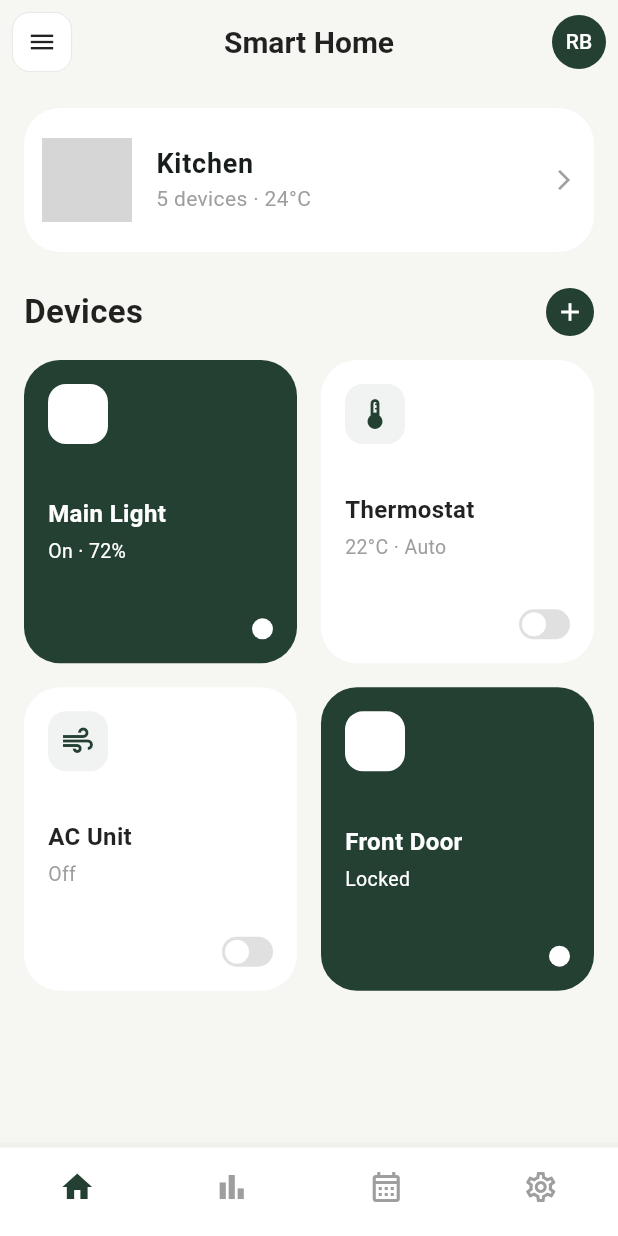
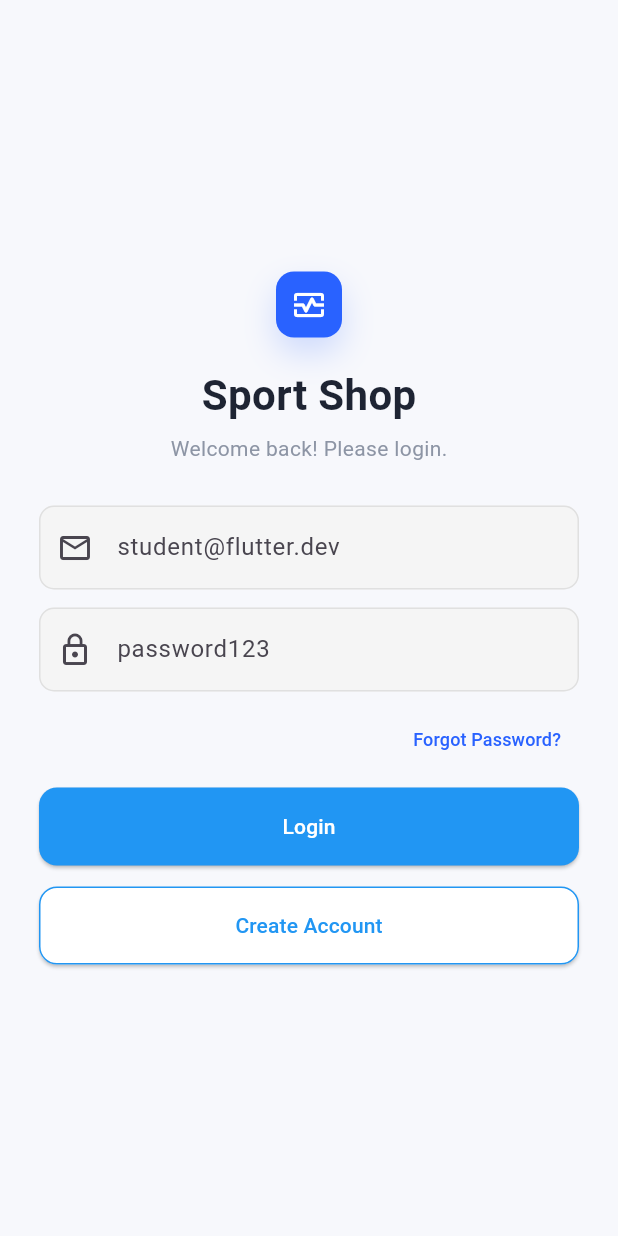
Before and after one commit to mostafaelwazzany/flutter-task-5-Nti, a Flutter app: the screen it shows after launch, on a phone screen of 412 x 824 dp. Run offline on Flutter 3.47's test engine with Material 3 defaults, Android fonts, the phone set to English and light mode, and no system bars; grey boxes are pictures that could not be loaded.

Commit message:
login page

```diff
--- /dev/null
+++ b/lib/constants/app_colors.dart
@@ -0,0 +1,15 @@
+import 'package:flutter/material.dart';
+
+class AppColors {
+  static const Color primaryBlue = Color(0xFF2962FF);
+  static const Color blueLight = Color(0xFFEAF0FF);
+  static const Color background = Color(0xFFF7F8FC);
+  static const Color textPrimary = Color(0xFF1E2433);
+  static const Color textMuted = Color(0xFF8D95A5);
+  static const Color cardBackground = Colors.white;
+  static const Color lightSurface = Color(0xFFF2F4F8);
+  static const Color border = Color(0xFFE5E8F0);
+  static const Color orange = Color(0xFFFF7A1A);
+
+  const AppColors._();
+}
--- a/lib/main.dart
+++ b/lib/main.dart
@@ -1,9 +1,6 @@
 import 'package:flutter/material.dart';
-import 'package:flutter_application_1/core/theme/app_theme.dart';
-import 'package:flutter_application_1/features/auth/presentation/screens/sign_in_screen.dart';
-import 'package:flutter_application_1/features/menu/presentation/screens/menu_screen.dart';
-import 'package:flutter_application_1/shared/screens/main_navigation_screen.dart';
-import 'package:flutter_application_1/shared/screens/placeholder_screen.dart';
+import 'package:flutter_application_1/screens/login_screen.dart';
+import 'package:flutter_application_1/theme/app_theme.dart';
 
 void main() {
   runApp(const MyApp());
@@ -12,26 +9,12 @@ void main() {
 class MyApp extends StatelessWidget {
   const MyApp({super.key});
 
-
   @override
   Widget build(BuildContext context) {
     return MaterialApp(
       debugShowCheckedModeBanner: false,
       theme: AppTheme.lightTheme,
-      home: const MainNavigationScreen(),
-      routes: {
-        '/home': (_) => const MainNavigationScreen(initialPage: 0),
-        '/login': (_) => const SignInScreen(),
-        '/settings': (_) => const MainNavigationScreen(initialPage: 3),
-        '/statistics': (_) => const MainNavigationScreen(initialPage: 1),
-        '/smart': (_) => const MainNavigationScreen(initialPage: 0),
-        '/menu': (_) => const MenuScreen(),
-        '/register': (_) => const PlaceholderScreen(title: 'Register'),
-        '/profile': (_) => const PlaceholderScreen(title: 'Profile'),
-        '/notifications': (_) => const PlaceholderScreen(title: 'Notifications'),
-        '/schedule': (_) => const PlaceholderScreen(title: 'Schedule'),
-        '/wifi': (_) => const PlaceholderScreen(title: 'Wi-Fi & Network'),
-      },
+      home: const LoginScreen(),
     );
   }
 }
--- /dev/null
+++ b/lib/screens/login_screen.dart
@@ -0,0 +1,109 @@
+import 'package:flutter/material.dart';
+import 'package:flutter_application_1/constants/app_colors.dart';
+import 'package:flutter_application_1/widgets/app_button.dart';
+import 'package:flutter_application_1/widgets/app_text_field.dart';
+
+class LoginScreen extends StatelessWidget {
+  const LoginScreen({super.key});
+
+  @override
+  Widget build(BuildContext context) {
+    return Scaffold(
+      backgroundColor: AppColors.background,
+      body: SafeArea(
+        child: Center(
+          child: SingleChildScrollView(
+            padding: const EdgeInsets.all(24),
+            child: ConstrainedBox(
+              constraints: const BoxConstraints(maxWidth: 360),
+              child: Column(
+                children: [
+                  Container(
+                    width: 44,
+                    height: 44,
+                    decoration: BoxDecoration(
+                      color: AppColors.primaryBlue,
+                      borderRadius: BorderRadius.circular(12),
+                      boxShadow: const [
+                        BoxShadow(
+                          color: Color(0x332962FF),
+                          blurRadius: 18,
+                          offset: Offset(0, 10),
+                        ),
+                      ],
+                    ),
+                    child: const Icon(
+                      Icons.monitor_heart_outlined,
+                      color: Colors.white,
+                    ),
+                  ),
+                  const SizedBox(height: 18),
+                  const Text(
+                    'Sport Shop',
+                    style: TextStyle(
+                      fontSize: 28,
+                      fontWeight: FontWeight.bold,
+                      color: AppColors.textPrimary,
+                    ),
+                  ),
+                  const SizedBox(height: 6),
+                  const Text(
+                    'Welcome back! Please login.',
+                    style: TextStyle(
+                      color: AppColors.textMuted,
+                      fontSize: 14,
+                    ),
+                  ),
+                  const SizedBox(height: 28),
+                  const AppTextField(
+                    hintText: 'student@flutter.dev',
+                    prefixIcon: Icons.mail_outline,
+                  ),
+                  const SizedBox(height: 12),
+                  const AppTextField(
+                    hintText: 'password123',
+                    prefixIcon: Icons.lock_outline,
+                    obscureText: true,
+                  ),
+                  const SizedBox(height: 8),
+                  Align(
+                    alignment: Alignment.centerRight,
+                    child: TextButton(
+                      onPressed: () {},
+                      child: const Text(
+                        'Forgot Password?',
+                        style: TextStyle(
+                          color: AppColors.primaryBlue,
+                          fontSize: 12,
+                        ),
+                      ),
+                    ),
+                  ),
+                  const SizedBox(height: 8),
+                  SizedBox(
+                    width: double.infinity,
+                    height: 52,
+                    child: AppButton(
+                      buttonLabel: 'Login',
+                      onPressed: () {},
+                    ),
+                  ),
+                  const SizedBox(height: 14),
+                  SizedBox(
+                    width: double.infinity,
+                    height: 52,
+                    child: AppButton(
+                      buttonLabel: 'Create Account',
+                      isOutlined: true,
+                      onPressed: () {},
+                    ),
+                  ),
+                ],
+              ),
+            ),
+          ),
+        ),
+      ),
+    );
+  }
+}
--- /dev/null
+++ b/lib/theme/app_theme.dart
@@ -0,0 +1,15 @@
+import 'package:flutter/material.dart';
+
+class AppTheme {
+  static ThemeData lightTheme = ThemeData(
+    scaffoldBackgroundColor: const Color(0xFFF7F8FC),
+    appBarTheme: const AppBarTheme(
+      backgroundColor: Color(0xFFF7F8FC),
+      elevation: 0,
+      centerTitle: true,
+      foregroundColor: Colors.black,
+    ),
+  );
+
+  const AppTheme._();
+}
--- a/lib/shared/widgets/app_button.dart
+++ b/lib/widgets/app_button.dart
@@ -1,29 +1,30 @@
 import 'package:flutter/material.dart';
-import 'package:flutter_application_1/core/constants/app_colors.dart';
 
 class AppButton extends StatelessWidget {
   const AppButton({
     super.key,
     required this.buttonLabel,
     this.onPressed,
-    this.backgroundColor = AppColors.primaryGreen,
+    this.backgroundColor = Colors.blue,
     this.foregroundColor = Colors.white,
+    this.isOutlined = false,
   });
 
   final String buttonLabel;
   final VoidCallback? onPressed;
   final Color backgroundColor;
   final Color foregroundColor;
+  final bool isOutlined;
 
   @override
   Widget build(BuildContext context) {
     return ElevatedButton(
       style: ElevatedButton.styleFrom(
-        backgroundColor: backgroundColor,
-        foregroundColor: foregroundColor,
-        padding: const EdgeInsets.symmetric(horizontal: 40, vertical: 12),
+        backgroundColor: isOutlined ? Colors.white : backgroundColor,
+        foregroundColor: isOutlined ? Colors.blue : foregroundColor,
+        side: isOutlined ? const BorderSide(color: Colors.blue) : BorderSide.none,
         shape: RoundedRectangleBorder(
-          borderRadius: BorderRadius.circular(20),
+          borderRadius: BorderRadius.circular(12),
         ),
       ),
       onPressed: onPressed,
--- /dev/null
+++ b/lib/widgets/app_screen.dart
@@ -0,0 +1,39 @@
+import 'package:flutter/material.dart';
+
+class AppScreen extends StatelessWidget {
+  const AppScreen({
+    super.key,
+    required this.title,
+    required this.body,
+    this.backgroundColor = const Color(0xFFF7F8FC),
+    this.centerTitle = true,
+    this.actions,
+  });
+
+  final String title;
+  final Widget body;
+  final Color backgroundColor;
+  final bool centerTitle;
+  final List<Widget>? actions;
+
+  @override
+  Widget build(BuildContext context) {
+    return Scaffold(
+      backgroundColor: backgroundColor,
+      appBar: AppBar(
+        backgroundColor: backgroundColor,
+        elevation: 0,
+        title: Text(
+          title,
+          style: const TextStyle(
+            color: Colors.black,
+            fontWeight: FontWeight.bold,
+          ),
+        ),
+        centerTitle: centerTitle,
+        actions: actions,
+      ),
+      body: body,
+    );
+  }
+}
--- a/lib/shared/widgets/app_text_field.dart
+++ b/lib/widgets/app_text_field.dart
@@ -4,7 +4,7 @@ class AppTextField extends StatelessWidget {
   const AppTextField({
     super.key,
     this.label,
-    this.hintText = 'rebecca@home.io',
+    this.hintText = '',
     this.prefixIcon = Icons.email_outlined,
     this.suffixIcon,
     this.obscureText = false,
@@ -24,12 +24,22 @@ class AppTextField extends StatelessWidget {
         labelText: label,
         hintText: hintText,
         prefixIcon: Icon(prefixIcon),
-        suffixIcon: suffixIcon == null ? null : Icon(suffixIcon),
+        suffixIcon: suffixIcon == null
+            ? null
+            : Icon(suffixIcon),
         filled: true,
-        fillColor: Colors.white,
+        fillColor: Colors.grey.shade100,
         border: OutlineInputBorder(
-          borderRadius: BorderRadius.circular(16),
+          borderRadius: BorderRadius.circular(10),
           borderSide: BorderSide.none,
+        ),
+        enabledBorder: OutlineInputBorder(
+          borderRadius: BorderRadius.circular(10),
+          borderSide: BorderSide(color: Colors.grey.shade300),
+        ),
+        focusedBorder: OutlineInputBorder(
+          borderRadius: BorderRadius.circular(10),
+          borderSide: const BorderSide(color: Colors.blue),
         ),
       ),
     );
```
Also changed, not shown: 1 other file.
